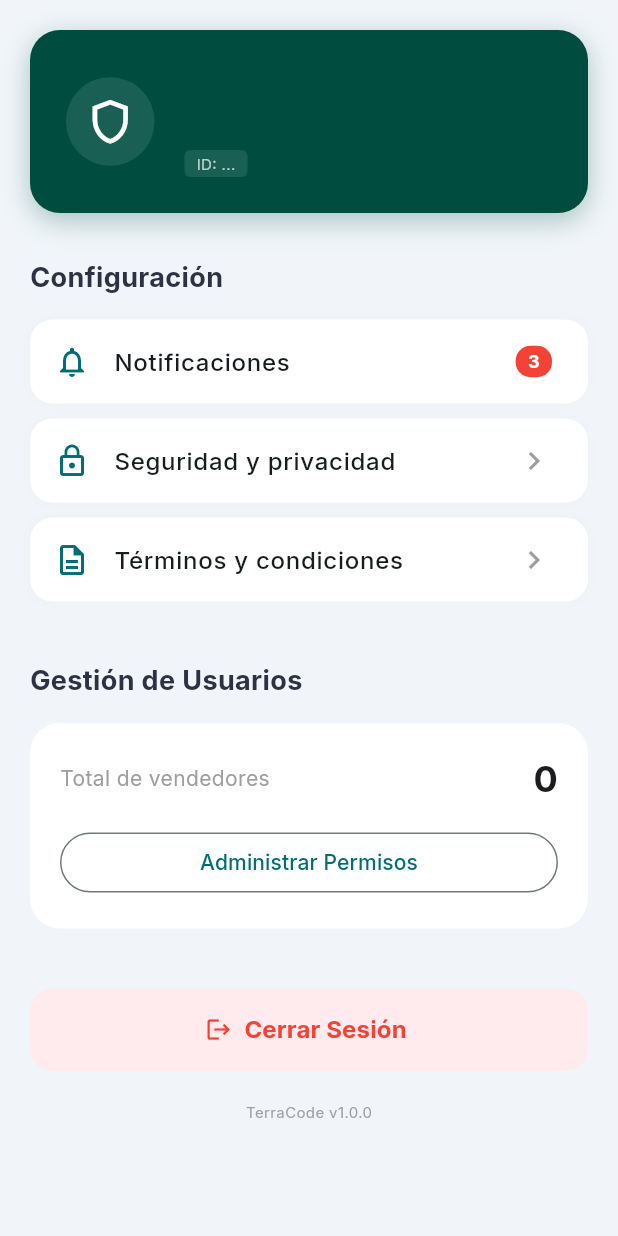
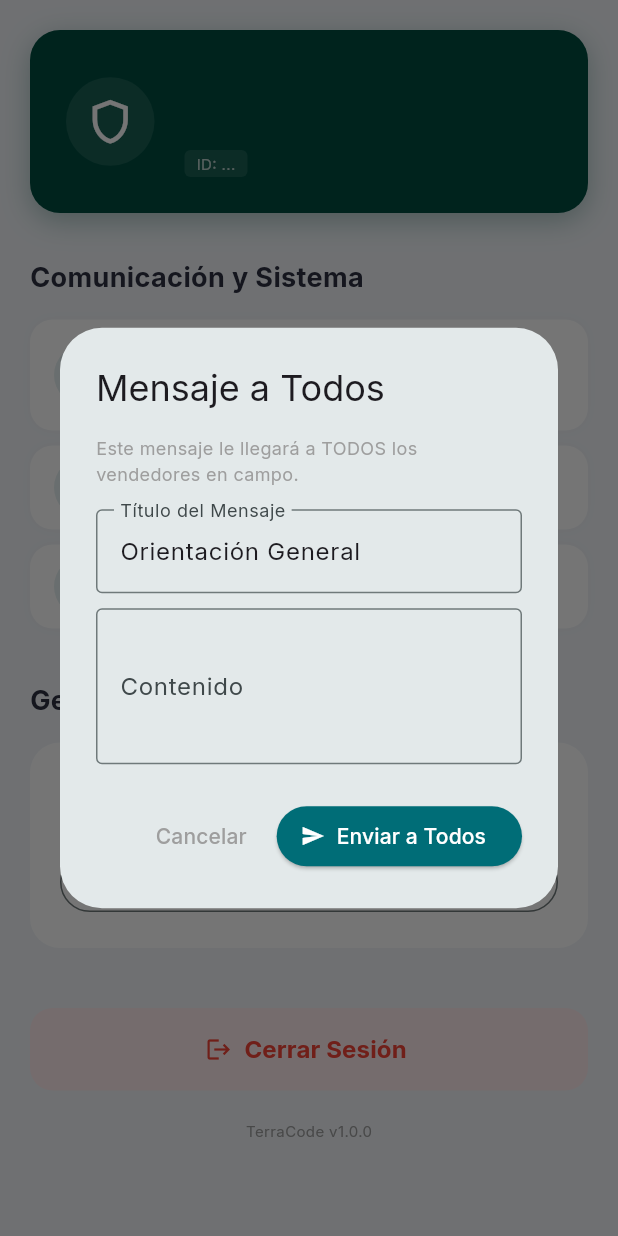
Before and after one commit to DayanaBalt/Terracode, a Flutter app: the AdminSettingsScreen screen opened directly, after a tap on "Notificaciones", on a phone screen of 412 x 824 dp. Run offline on Flutter 3.47's test engine with Material 3 defaults, Android fonts, the phone set to English and light mode, and no system bars; our stand-ins replace cloud_firestore, firebase_auth, firebase_core, firebase_storage, fl_chart, flutter_riverpod and 4 more; accounts and stored records are empty.

Commit message:
Modulo de Mensajeria terminado

```diff
--- a/lib/features/admin/presentation/admin_dashboard_screen.dart
+++ b/lib/features/admin/presentation/admin_dashboard_screen.dart
@@ -1,8 +1,6 @@
-import 'package:firebase_auth/firebase_auth.dart';
 import 'package:flutter/material.dart';
 import '../../../../core/constants/app_theme.dart';
 import 'add_visit_screen.dart';
-import '../../auth/presentation/login_screen.dart';
 import 'admin_sellers_list_screen.dart';
 import 'admin_home_dashboard.dart';
 import 'admin_settings_screen.dart';
@@ -34,7 +32,6 @@ class _AdminDashboardScreenState extends State<AdminDashboardScreen> {
   @override
   Widget build(BuildContext context) {
     return Scaffold(
-      // Usamos el getter _pages
       body: _pages[_selectedIndex],
 
       // BOTÓN FLOTANTE
--- a/lib/features/admin/presentation/admin_settings_screen.dart
+++ b/lib/features/admin/presentation/admin_settings_screen.dart
@@ -19,12 +19,61 @@ class AdminSettingsScreen extends ConsumerWidget {
     }
   }
 
+//ENVIAR MENSAJE MASIVO (GLOBAL)
+  void _showGlobalMessageDialog(BuildContext context, WidgetRef ref) {
+    final titleCtrl = TextEditingController(text: "Orientación General");
+    final bodyCtrl = TextEditingController();
+
+    showDialog(
+      context: context,
+      builder: (context) {
+        return AlertDialog(
+          title: const Text("Mensaje a Todos"),
+          content: Column(
+            mainAxisSize: MainAxisSize.min,
+            children: [
+              const Text("Este mensaje le llegará a TODOS los vendedores en campo.", style: TextStyle(color: Colors.grey, fontSize: 12)),
+              const SizedBox(height: 15),
+              TextField(controller: titleCtrl, decoration: const InputDecoration(labelText: "Título del Mensaje", border: OutlineInputBorder())),
+              const SizedBox(height: 10),
+              TextField(controller: bodyCtrl, decoration: const InputDecoration(labelText: "Contenido", border: OutlineInputBorder()), maxLines: 3),
+            ],
+          ),
+          actions: [
+            TextButton(onPressed: () => Navigator.pop(context), child: const Text("Cancelar", style: TextStyle(color: Colors.grey))),
+            ElevatedButton.icon(
+              style: ElevatedButton.styleFrom(backgroundColor: AppTheme.primaryColor, foregroundColor: Colors.white),
+              onPressed: () async {
+                if (bodyCtrl.text.isEmpty) return;
+
+                // Cerramos el cuadro y mostramos que está cargando
+                Navigator.pop(context);
+                ScaffoldMessenger.of(context).showSnackBar(const SnackBar(content: Text("Enviando orientaciones a todos...")));
+
+                // Disparamos la función masiva
+                await ref.read(adminRepositoryProvider).sendGlobalNotification(
+                  titleCtrl.text,
+                  bodyCtrl.text
+                );
+
+                if (context.mounted) {
+                  ScaffoldMessenger.of(context).showSnackBar(const SnackBar(content: Text("¡Mensaje enviado exitosamente!"), backgroundColor: Colors.green));
+                }
+              },
+              icon: const Icon(Icons.send, size: 16),
+              label: const Text("Enviar a Todos")
+            ),
+          ],
+        );
+      }
+    );
+  }
+
   @override
   Widget build(BuildContext context, WidgetRef ref) {
-    // 1. CONEXIÓN REAL: Escuchamos quién es el usuario actual
     final userProfileAsync = ref.watch(currentUserProfileProvider);
 
-    // También escuchamos el conteo real de vendedores
+    // Conteo real de vendedores
     final sellersAsync = ref.watch(sellersListProvider);
 
     return Scaffold(
@@ -39,7 +88,7 @@ class AdminSettingsScreen extends ConsumerWidget {
               Container(
                 padding: const EdgeInsets.all(24),
                 decoration: BoxDecoration(
-                  color: const Color(0xFF004D40), // Verde Corporativo
+                  color: const Color(0xFF004D40),
                   borderRadius: BorderRadius.circular(20),
                   boxShadow: [
                     BoxShadow(color: const Color(0xFF004D40).withOpacity(0.3), blurRadius: 15, offset: const Offset(0, 5))
@@ -47,11 +96,10 @@ class AdminSettingsScreen extends ConsumerWidget {
                 ),
                 child: userProfileAsync.when(
                   data: (user) {
-                    // AQUÍ OBTENEMOS LOS DATOS REALES
                     final name = user?['name'] ?? 'Usuario';
                     final email = user?['email'] ?? 'Sin correo';
                     final uid = user?['uid'] ?? '---';
-                    // Tomamos los últimos 4 caracteres del ID para que se vea profesional (ej: ID: ...A82B)
+                    // Toma los últimos 4 caracteres del ID  (ej: ID: ...A82B)
                     final shortId = uid.length > 4 ? uid.substring(uid.length - 4).toUpperCase() : uid;
 
                     return Row(
@@ -62,7 +110,7 @@ class AdminSettingsScreen extends ConsumerWidget {
                           child: const Icon(Icons.shield_outlined, color: Colors.white, size: 35),
                         ),
                         const SizedBox(width: 20),
-                        Expanded( // Usamos Expanded para evitar error si el correo es muy largo
+                        Expanded( // Usa Expanded para evitar error si el correo es muy largo
                           child: Column(
                             crossAxisAlignment: CrossAxisAlignment.start,
                             children: [
@@ -87,17 +135,23 @@ class AdminSettingsScreen extends ConsumerWidget {
 
               const SizedBox(height: 30),
 
-              // SECCIÓN DE CONFIGURACIÓN
-              const Text("Configuración", style: TextStyle(fontSize: 18, fontWeight: FontWeight.bold, color: AppTheme.darkText)),
+              // --- SECCIÓN DE COMUNICACIÓN Y CONFIGURACIÓN ---
+              const Text("Comunicación y Sistema", style: TextStyle(fontSize: 18, fontWeight: FontWeight.bold, color: AppTheme.darkText)),
               const SizedBox(height: 15),
 
-              _buildSettingsOption(Icons.notifications_outlined, "Notificaciones", trailing: _notificationBadge(3)),
-              _buildSettingsOption(Icons.lock_outline, "Seguridad y privacidad"),
-              _buildSettingsOption(Icons.description_outlined, "Términos y condiciones"),
+              // BOTÓN DE NOTIFICACIONES
+              _buildSettingsOption(
+                icon: Icons.notifications_active,
+                title: "Notificaciones",
+                subtitle: "Mensaje masivo a todos los vendedores",
+                onTap: () => _showGlobalMessageDialog(context, ref)
+              ),
+              _buildSettingsOption(icon: Icons.lock_outline, title: "Seguridad y privacidad"),
+              _buildSettingsOption(icon: Icons.description_outlined, title: "Términos y condiciones"),
 
-              const SizedBox(height: 30),
+              const SizedBox(height: 25),
 
-              // SECCIÓN DE GESTIÓN (Datos Reales)
+              // SECCIÓN DE GESTIÓN
               const Text("Gestión de Usuarios", style: TextStyle(fontSize: 18, fontWeight: FontWeight.bold, color: AppTheme.darkText)),
               const SizedBox(height: 15),
 
@@ -110,7 +164,6 @@ class AdminSettingsScreen extends ConsumerWidget {
                       mainAxisAlignment: MainAxisAlignment.spaceBetween,
                       children: [
                         const Text("Total de vendedores", style: TextStyle(color: Colors.grey)),
-                        // CONTADOR REAL DE LA BASE DE DATOS
                         sellersAsync.when(
                           data: (s) => Text("${s.length}", style: const TextStyle(fontSize: 24, fontWeight: FontWeight.bold)),
                           loading: () => const Text("-"),
@@ -122,12 +175,10 @@ class AdminSettingsScreen extends ConsumerWidget {
                     SizedBox(
                       width: double.infinity,
                       child: OutlinedButton(
-                        onPressed: () {
-                          // TODO: Navegar a gestión de permisos
-                        },
+                        onPressed: () {},
                         child: const Text("Administrar Permisos"),
                       ),
-                    )
+                    ),
                   ],
                 ),
               ),
@@ -151,7 +202,6 @@ class AdminSettingsScreen extends ConsumerWidget {
               ),
 
               const SizedBox(height: 20),
-              // Versión de la app (Esto sí puede ser estático o venir de un config file)
               const Center(child: Text("TerraCode v1.0.0", style: TextStyle(color: Colors.grey, fontSize: 10))),
             ],
           ),
@@ -160,7 +210,14 @@ class AdminSettingsScreen extends ConsumerWidget {
     );
   }
 
-  Widget _buildSettingsOption(IconData icon, String title, {Widget? trailing}) {
+  // WIDGET MEJORADO PARA ACEPTAR CLICS
+  Widget _buildSettingsOption({
+    required IconData icon,
+    required String title,
+    String? subtitle,
+    Widget? trailing,
+    VoidCallback? onTap
+  }) {
     return Container(
       margin: const EdgeInsets.only(bottom: 10),
       decoration: BoxDecoration(
@@ -169,19 +226,16 @@ class AdminSettingsScreen extends ConsumerWidget {
         boxShadow: [BoxShadow(color: Colors.black.withOpacity(0.02), blurRadius: 5)],
       ),
       child: ListTile(
-        leading: Icon(icon, color: AppTheme.primaryColor),
-        title: Text(title, style: const TextStyle(fontWeight: FontWeight.w500)),
+        leading: Container(
+          padding: const EdgeInsets.all(8),
+          decoration: BoxDecoration(color: AppTheme.primaryColor.withOpacity(0.1), shape: BoxShape.circle),
+          child: Icon(icon, color: AppTheme.primaryColor),
+        ),
+        title: Text(title, style: const TextStyle(fontWeight: FontWeight.bold)),
+        subtitle: subtitle != null ? Text(subtitle, style: const TextStyle(fontSize: 12)) : null,
         trailing: trailing ?? const Icon(Icons.chevron_right, color: Colors.grey),
-        onTap: () {},
+        onTap: onTap ?? () {},
       ),
     );
   }
-
-  Widget _notificationBadge(int count) {
-    return Container(
-      padding: const EdgeInsets.symmetric(horizontal: 8, vertical: 2),
-      decoration: BoxDecoration(color: Colors.red, borderRadius: BorderRadius.circular(10)),
-      child: Text("$count", style: const TextStyle(color: Colors.white, fontSize: 12, fontWeight: FontWeight.bold)),
-    );
-  }
 }
--- a/pubspec.yaml
+++ b/pubspec.yaml
@@ -49,6 +49,7 @@ dependencies:
   fl_chart: ^1.1.1
   image_picker: ^1.0.7
   firebase_storage: 13.0.6
+  url_launcher: ^6.2.6
 
 dev_dependencies:
   flutter_test:
```
Also changed, not shown: lib/features/admin/data/admin_repository.dart (+22 -1 lines), lib/features/seller/data/visits_repository.dart (+10 -1 lines), lib/features/seller/presentation/seller_messages_screen.dart (added, +129 -0 lines), lib/features/seller/presentation/seller_profile_screen.dart (+39 -16 lines), lib/features/seller/presentation/visit_detail_screen.dart (+11 -2 lines), pubspec.lock, 5 other files.
